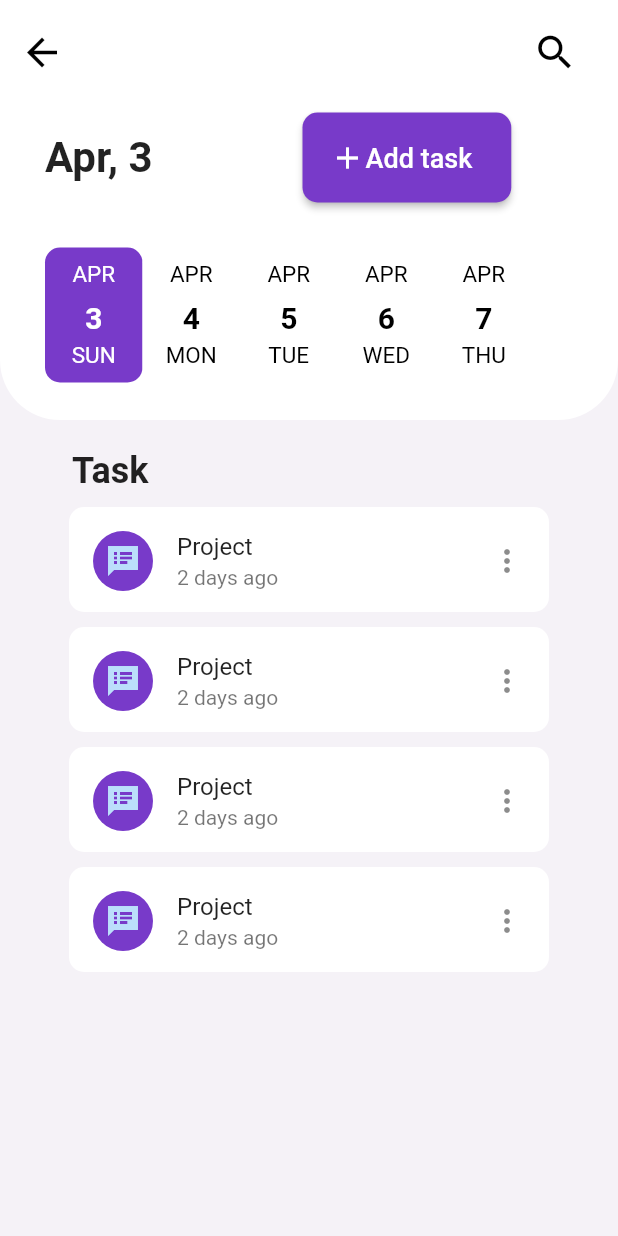
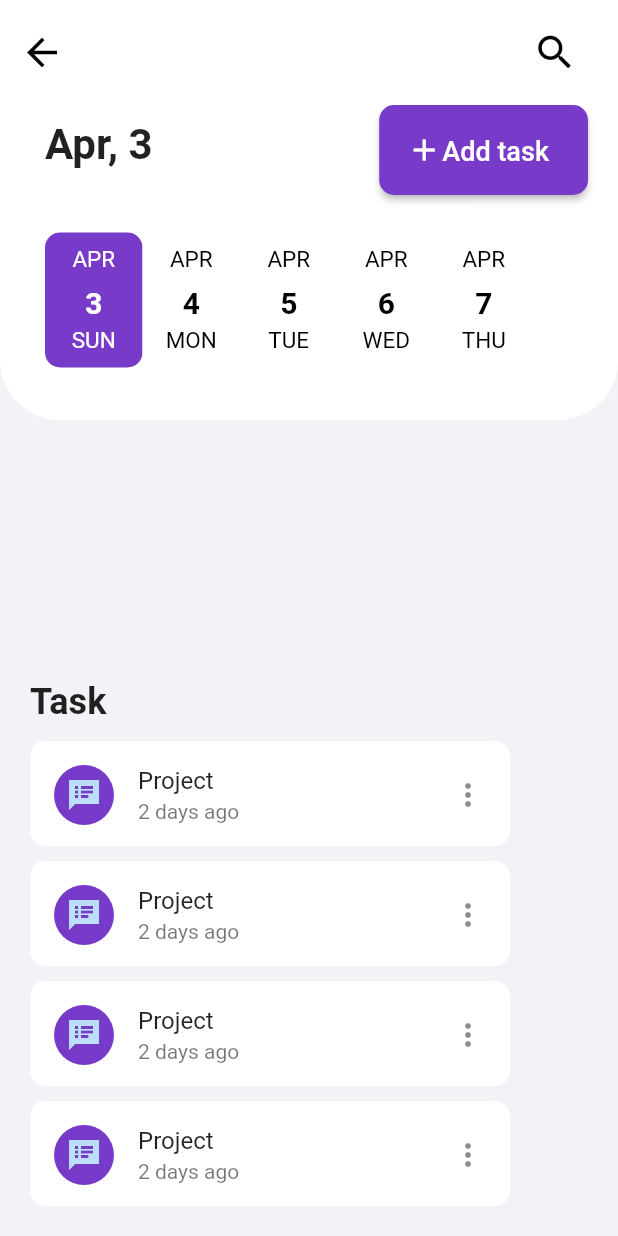
Before and after one commit to maythandaroodev/assignment_4, a Flutter app: the screen it shows after launch, on a phone screen of 412 x 824 dp. Run offline on Flutter 3.47's test engine with Material 2 defaults, Android fonts, the phone set to English and light mode, and no system bars.

Commit message:
implementation of task app

```diff
--- a/lib/constants/dimens.dart
+++ b/lib/constants/dimens.dart
@@ -11,8 +11,12 @@ const double kSP27x = 27;
 const double kSP30x = 30;
 const double kSP70x = 70;
 const double kSP80x = 80;
+const double kSP85x = 85;
 const double kSP100x = 100;
+const double kSP150x = 150;
+const double kSP230x = 230;
 const double kSP265x = 265;
+const double kSP310x = 310;
 
 
 
@@ -26,6 +30,8 @@ const double kTextBoxWidth = 65;
 const double kTextBoxHeight = 90;
 const double kTextBoxRadius = 10;
 
+const double kTaskContainerWidth = double.infinity;
+const double kTaskContainerHeight = 400;
 const double kTaskBoxWidth = 320;
 const double kTaskBoxHeight = 70;
 const double kTaskBoxRadius = 10;
--- a/lib/item_views/home_page_item_views/home_page_item_views.dart
+++ b/lib/item_views/home_page_item_views/home_page_item_views.dart
@@ -1,4 +1,5 @@
 import 'package:flutter/material.dart';
+
 import '../../constants/Strings.dart';
 import '../../constants/colors.dart';
 import '../../constants/dimens.dart';
@@ -14,24 +15,25 @@ class DateItemView extends StatelessWidget {
       height: kDateItemViewHeight,
       decoration: const BoxDecoration(
           color: kSecondaryColor,
-        borderRadius: BorderRadius.only(bottomLeft: Radius.circular(kDateItemViewBorderRadius),bottomRight: Radius.circular(kDateItemViewBorderRadius))
-      ),
-      child: Column(
+          borderRadius: BorderRadius.only(
+              bottomLeft: Radius.circular(kDateItemViewBorderRadius),
+              bottomRight: Radius.circular(kDateItemViewBorderRadius)) ),
+      child: Stack(
         children: [
-          Container(
-            height: kSP70x,
-            color: kSecondaryColor,
-            child: Row(
-              children: [
-                const SizedBox(width: kSP30x,),
-                const Text(kApril3Text,
+
+          const Positioned(
+            top: kSP10x,
+            left: kSP30x,
+            child:Text(kApril3Text,
               style: TextStyle(
                   fontSize: kFS28x,
                   fontWeight: FontWeight.bold
               ),
             ),
-               const SizedBox(width: kSP100x,),
-               ElevatedButton.icon(
+          ),
+          Positioned(
+            right: kSP20x,
+            child: ElevatedButton.icon(
               onPressed: (){},
               icon: const Wrap(
                   alignment: WrapAlignment.center,
@@ -55,10 +57,9 @@ class DateItemView extends StatelessWidget {
                   )
               ),
             ),
-                 ]
           ),
-            ),
-          const Expanded(
+          const Positioned(
+            top: kSP85x,
             child: Row(
               children: [
                 SizedBox(width: kSP30x,),
@@ -68,11 +69,13 @@ class DateItemView extends StatelessWidget {
                 TextBoxWidget(dateNumber: '6', dateDay: 'WED'),
                 TextBoxWidget(dateNumber: '7', dateDay: 'THU')
               ],
-          )
+            ),
           )
         ],
       ),
-    );
+
+    )
+    ;
   }
 }
 
@@ -81,21 +84,42 @@ class TaskItemView extends StatelessWidget {
 
   @override
   Widget build(BuildContext context) {
-    return const Column(
+    return const SizedBox(
+      width: kTaskContainerWidth,
+      height: kTaskContainerHeight,
+      child: Stack(
         children: [
-        Padding(
-          padding: EdgeInsets.only(top: kSP20x,right: kSP265x,bottom: kSP10x),
+          Positioned(
+            top: kSP30x,
+            left: kSP20x,
             child: Text(kTaskText,
               style: TextStyle(
                   fontSize: kFS24x,
                   fontWeight: FontWeight.bold
               ),),
           ),
-        TaskBoxWidget(),
-        TaskBoxWidget(),
-        TaskBoxWidget(),
-        TaskBoxWidget(),
+          Positioned(
+            top: kSP70x,
+              left: kSP20x,
+              child: TaskBoxWidget()
+          ),
+          Positioned(
+              top: kSP150x,
+              left: kSP20x,
+              child: TaskBoxWidget()
+          ),
+          Positioned(
+              top: kSP230x,
+              left: kSP20x,
+              child: TaskBoxWidget()
+          ),
+          Positioned(
+              top: kSP310x,
+              left: kSP20x,
+              child: TaskBoxWidget()
+          ),
         ],
+      ),
     );
   }
 }
--- a/lib/pages/home_page.dart
+++ b/lib/pages/home_page.dart
@@ -23,10 +23,13 @@ class HomePage extends StatelessWidget {
           )
         ],
       ),
-      body: const Column(
+      body: const Stack(
         children: [
           DateItemView(),
-          TaskItemView(),
+          Align(
+            alignment: Alignment.bottomCenter,
+            child: TaskItemView(),
+          )
         ],
       )
     );
--- a/lib/widgets/task_box_widget.dart
+++ b/lib/widgets/task_box_widget.dart
@@ -10,7 +10,6 @@ class TaskBoxWidget extends StatelessWidget {
   @override
   Widget build(BuildContext context) {
     return Container(
-      margin: const EdgeInsets.only(bottom: kSP10x),
       width: kTaskBoxWidth,
       height: kTaskBoxHeight,
       decoration: BoxDecoration(
```
Lines whose indentation alone changed are shown as unchanged.
